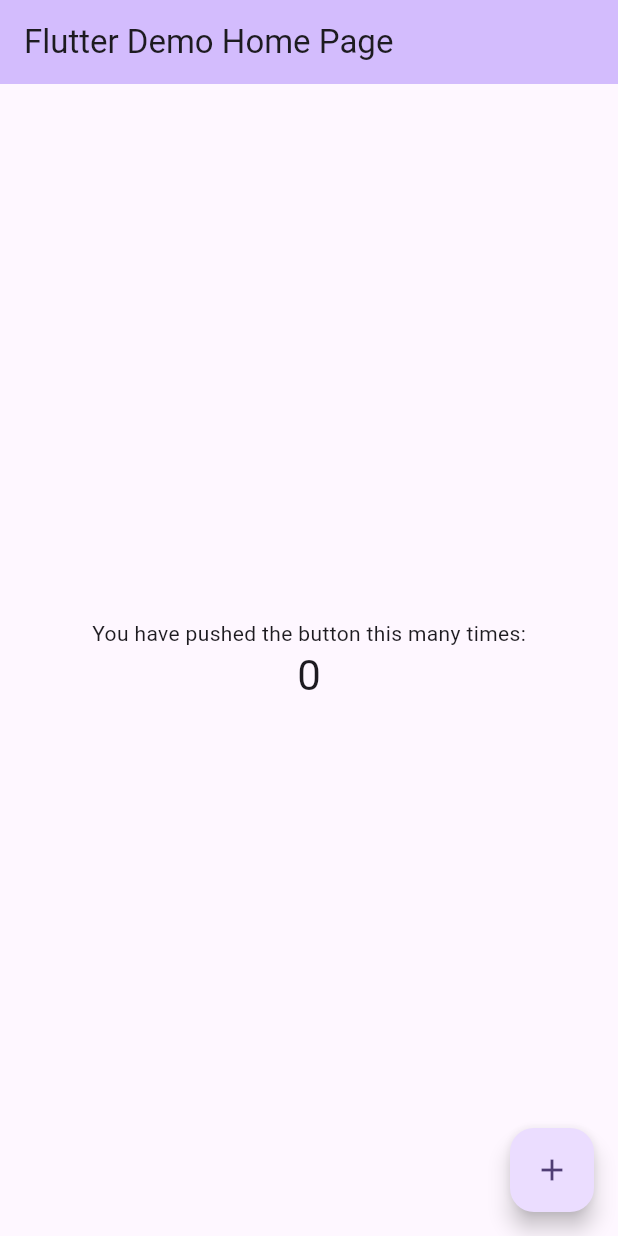
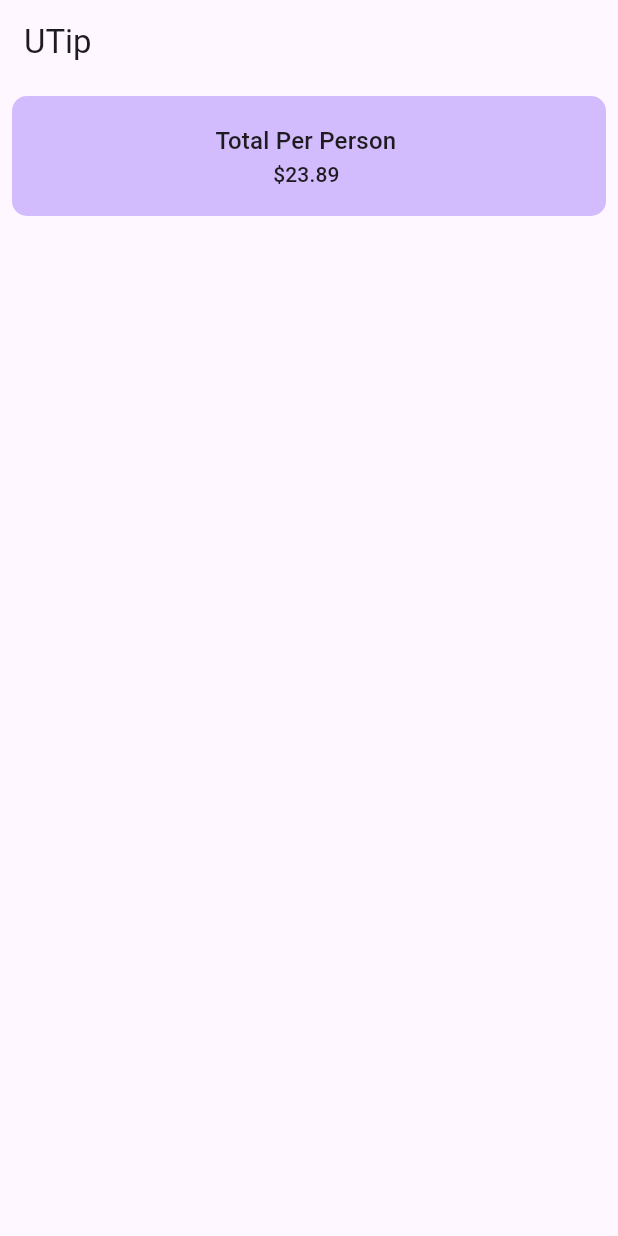
Before and after one commit to malavikaanup/utip, a Flutter app: the screen it shows after launch, on a phone screen of 412 x 824 dp. Run offline on Flutter 3.47's test engine with Material 3 defaults, Android fonts, the phone set to English and light mode, and no system bars.

Commit message:
Container Decoration and Themeing

```diff
--- a/lib/main.dart
+++ b/lib/main.dart
@@ -11,115 +11,57 @@ class MyApp extends StatelessWidget {
   @override
   Widget build(BuildContext context) {
     return MaterialApp(
-      title: 'Flutter Demo',
+      title: 'UTip',
       theme: ThemeData(
-        // This is the theme of your application.
-        //
-        // TRY THIS: Try running your application with "flutter run". You'll see
-        // the application has a purple toolbar. Then, without quitting the app,
-        // try changing the seedColor in the colorScheme below to Colors.green
-        // and then invoke "hot reload" (save your changes or press the "hot
-        // reload" button in a Flutter-supported IDE, or press "r" if you used
-        // the command line to start the app).
-        //
-        // Notice that the counter didn't reset back to zero; the application
-        // state is not lost during the reload. To reset the state, use hot
-        // restart instead.
-        //
-        // This works for code too, not just values: Most code changes can be
-        // tested with just a hot reload.
         colorScheme: ColorScheme.fromSeed(seedColor: Colors.deepPurple),
         useMaterial3: true,
       ),
-      home: const MyHomePage(title: 'Flutter Demo Home Page'),
+      home: const UTip(),
     );
   }
 }
 
-class MyHomePage extends StatefulWidget {
-  const MyHomePage({super.key, required this.title});
-
-  // This widget is the home page of your application. It is stateful, meaning
-  // that it has a State object (defined below) that contains fields that affect
-  // how it looks.
-
-  // This class is the configuration for the state. It holds the values (in this
-  // case the title) provided by the parent (in this case the App widget) and
-  // used by the build method of the State. Fields in a Widget subclass are
-  // always marked "final".
-
-  final String title;
+class UTip extends StatefulWidget {
+  const UTip({super.key});
 
   @override
-  State<MyHomePage> createState() => _MyHomePageState();
+  State<UTip> createState() => _UTipState();
 }
 
-class _MyHomePageState extends State<MyHomePage> {
-  int _counter = 0;
-
-  void _incrementCounter() {
-    setState(() {
-      // This call to setState tells the Flutter framework that something has
-      // changed in this State, which causes it to rerun the build method below
-      // so that the display can reflect the updated values. If we changed
-      // _counter without calling setState(), then the build method would not be
-      // called again, and so nothing would appear to happen.
-      _counter++;
-    });
-  }
-
+class _UTipState extends State<UTip> {
   @override
   Widget build(BuildContext context) {
-    // This method is rerun every time setState is called, for instance as done
-    // by the _incrementCounter method above.
-    //
-    // The Flutter framework has been optimized to make rerunning build methods
-    // fast, so that you can just rebuild anything that needs updating rather
-    // than having to individually change instances of widgets.
+    var theme = Theme.of(context);
     return Scaffold(
       appBar: AppBar(
-        // TRY THIS: Try changing the color here to a specific color (to
-        // Colors.amber, perhaps?) and trigger a hot reload to see the AppBar
-        // change color while the other colors stay the same.
-        backgroundColor: Theme.of(context).colorScheme.inversePrimary,
-        // Here we take the value from the MyHomePage object that was created by
-        // the App.build method, and use it to set our appbar title.
-        title: Text(widget.title),
+        title: const Text("UTip"),
       ),
-      body: Center(
-        // Center is a layout widget. It takes a single child and positions it
-        // in the middle of the parent.
-        child: Column(
-          // Column is also a layout widget. It takes a list of children and
-          // arranges them vertically. By default, it sizes itself to fit its
-          // children horizontally, and tries to be as tall as its parent.
-          //
-          // Column has various properties to control how it sizes itself and
-          // how it positions its children. Here we use mainAxisAlignment to
-          // center the children vertically; the main axis here is the vertical
-          // axis because Columns are vertical (the cross axis would be
-          // horizontal).
-          //
-          // TRY THIS: Invoke "debug painting" (choose the "Toggle Debug Paint"
-          // action in the IDE, or press "p" in the console), to see the
-          // wireframe for each widget.
-          mainAxisAlignment: MainAxisAlignment.center,
-          children: <Widget>[
-            const Text(
-              'You have pushed the button this many times:',
+      body: Column(
+        crossAxisAlignment: CrossAxisAlignment.stretch,
+        children: [
+          Padding(
+            padding: const EdgeInsets.all(8.0),
+            child: Container(
+              padding: const EdgeInsets.all(18.0),
+              decoration: BoxDecoration(
+                  color: theme.colorScheme.inversePrimary,
+                  borderRadius: BorderRadius.circular(10.0)),
+              child: Column(
+                children: [
+                  Text(
+                    "Total Per Person ",
+                    style: theme.textTheme.titleMedium,
+                  ),
+                  Text(
+                    "\$23.89 ",
+                    style: theme.textTheme.titleSmall,
+                  ),
+                ],
+              ),
             ),
-            Text(
-              '$_counter',
-              style: Theme.of(context).textTheme.headlineMedium,
-            ),
-          ],
-        ),
+          ),
+        ],
       ),
-      floatingActionButton: FloatingActionButton(
-        onPressed: _incrementCounter,
-        tooltip: 'Increment',
-        child: const Icon(Icons.add),
-      ), // This trailing comma makes auto-formatting nicer for build methods.
     );
   }
 }
```
